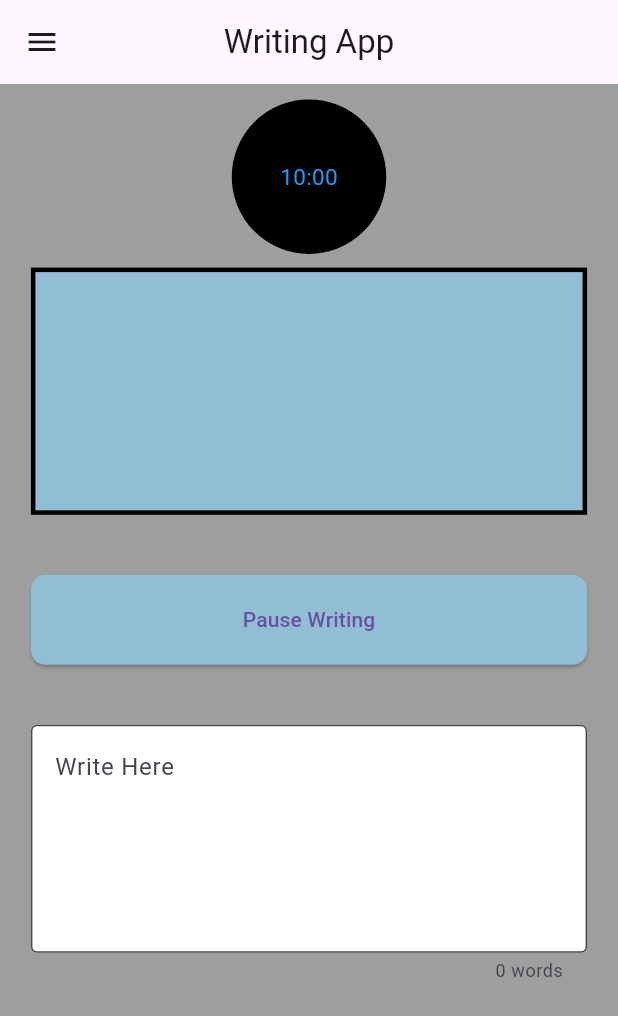
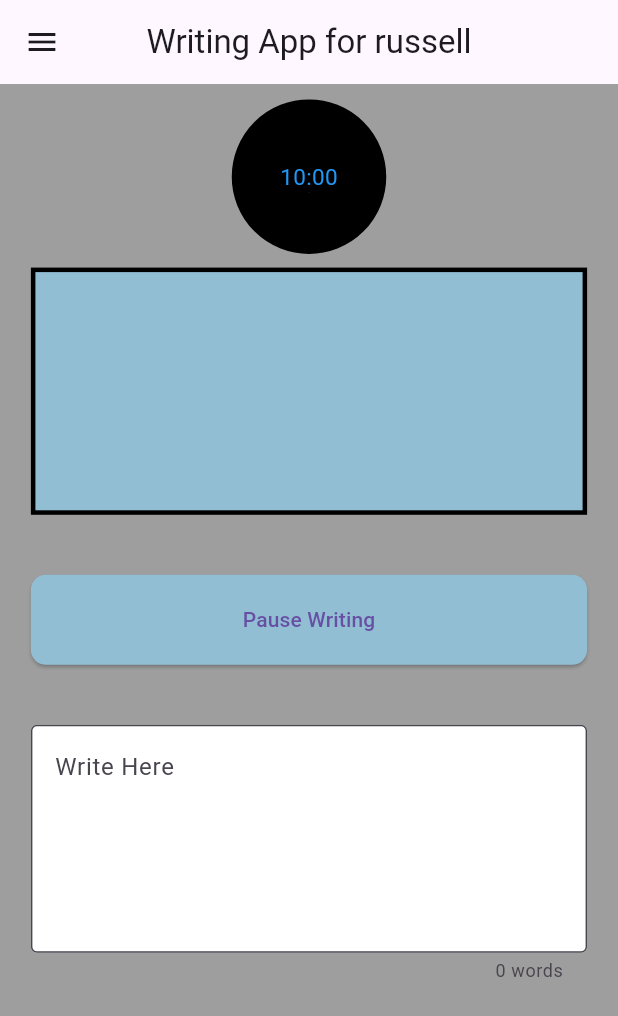
Before and after one commit to kkhhaaooss/writing_app, a Flutter app: the screen it shows after launch, after a tap on "Write!", on a phone screen of 412 x 824 dp. Shown: the top 1016 px of the screen. Run offline on Flutter 3.47's test engine with Material 3 defaults, Android fonts, the phone set to English and light mode, and no system bars; drawn by our look-alikes of circular_countdown_timer; our stand-ins replace google_fonts, shared_preferences; statements that could not run were skipped.

Commit message:
Corrects SharedPrefs utility class errrors

```diff
--- a/lib/main.dart
+++ b/lib/main.dart
@@ -3,6 +3,9 @@ import 'package:writing_app/utils/shared_prefs.dart';
 import 'package:writing_app/writing_app.dart';
 
 Future<void> main() async {
+  WidgetsFlutterBinding.ensureInitialized();
   await SharedPrefs().init();
-  runApp(const WritingApp());
+  runApp(
+    const WritingApp(),
+  );
 }
--- a/lib/utils/shared_prefs.dart
+++ b/lib/utils/shared_prefs.dart
@@ -4,9 +4,7 @@ class SharedPrefs {
   late final SharedPreferences _sharedPrefs;
   static final SharedPrefs _instance = SharedPrefs._internal();
 
-  factory SharedPrefs() {
-    return _instance;
-  }
+  factory SharedPrefs() => _instance;
 
   SharedPrefs._internal();
 
@@ -14,9 +12,9 @@ class SharedPrefs {
     _sharedPrefs = await SharedPreferences.getInstance();
   }
 
-  String get userName => _sharedPrefs.getString('keyUsername') ?? '';
+  String get userName => _sharedPrefs.getString(keyUsername) ?? '';
   set userName(String value) {
-    _sharedPrefs.setString('keyUsername', value);
+    _sharedPrefs.setString(keyUsername, value);
   }
 }
 
--- a/lib/views/interface.dart
+++ b/lib/views/interface.dart
@@ -3,6 +3,7 @@ import 'package:flutter/material.dart';
 import 'package:provider/provider.dart';
 import 'package:writing_app/providers/text_provider.dart';
 import 'package:writing_app/providers/timer_provider.dart';
+import 'package:writing_app/utils/shared_prefs.dart';
 import 'package:writing_app/views/components/last_paragraph.dart';
 import 'package:writing_app/views/components/pause_button.dart';
 import 'package:writing_app/views/components/text_input.dart';
@@ -26,7 +27,7 @@ class Interface extends StatelessWidget {
       child: MaterialApp(
         home: Scaffold(
           appBar: AppBar(
-            title: const Text('Writing App'),
+            title: Text('Writing App for ${SharedPrefs().userName}'),
             centerTitle: true,
             actions: [],
           ),
--- a/lib/writing_app.dart
+++ b/lib/writing_app.dart
@@ -1,4 +1,5 @@
 import 'package:flutter/material.dart';
+import 'package:writing_app/utils/shared_prefs.dart';
 import 'package:writing_app/views/interface.dart';
 
 class WritingApp extends StatelessWidget {
@@ -6,6 +7,7 @@ class WritingApp extends StatelessWidget {
 
   @override
   Widget build(BuildContext context) {
+    SharedPrefs().userName = 'russell';
     return Interface();
   }
 }
```
